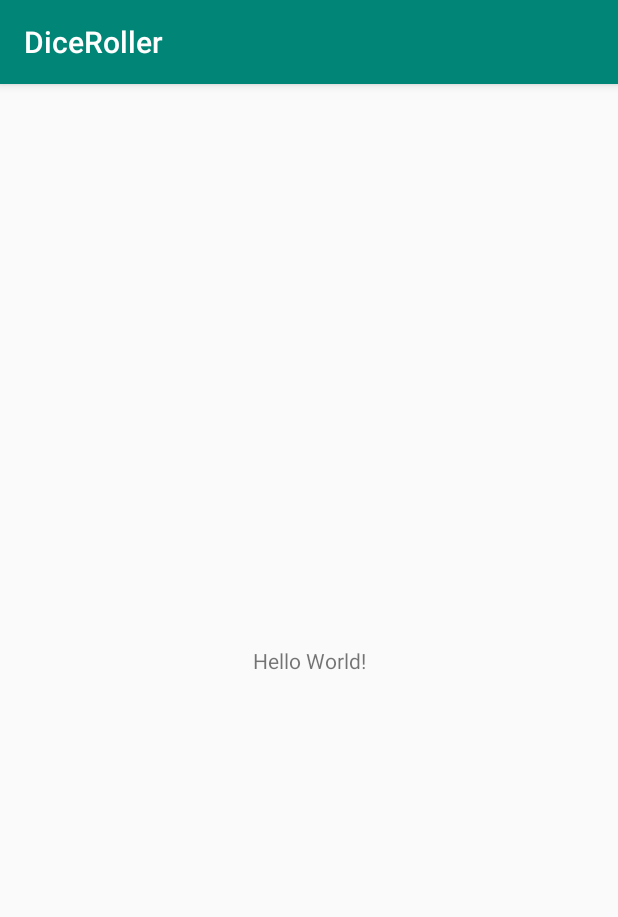
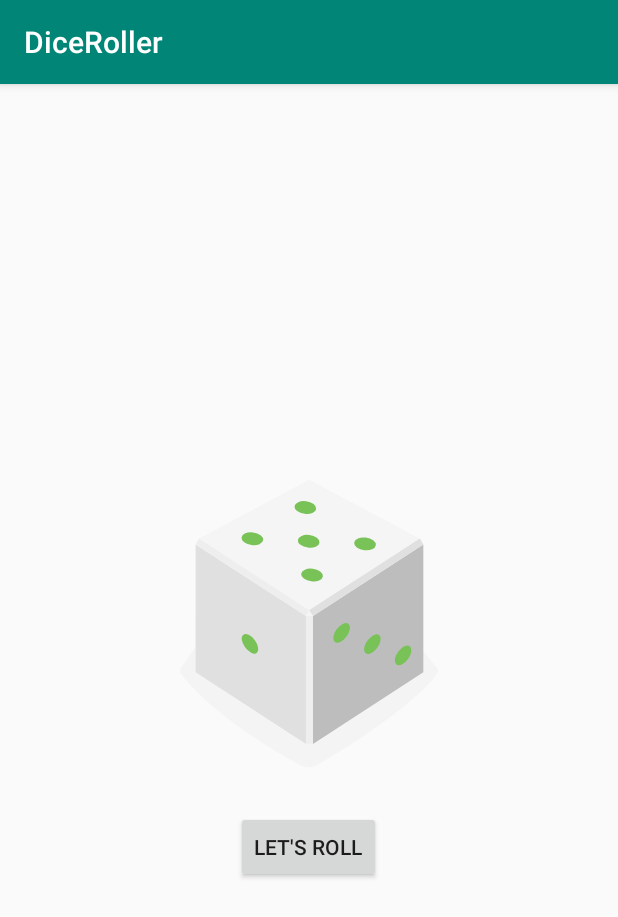
Before and after one commit to superbderrick/AndroidFeatures, an Android app: the screen it shows after launch (MainActivity), on a phone screen of 412 x 824 dp. Shown: the top 917 px of the screen. Run offline under Robolectric (Android 15) with nearby library versions, the phone set to English and light mode, and no system bars.

```diff
--- a/app/build.gradle
+++ b/app/build.gradle
@@ -14,6 +14,7 @@ android {
         versionCode 1
         versionName "1.0"
         testInstrumentationRunner "android.support.test.runner.AndroidJUnitRunner"
+        vectorDrawables.useSupportLibrary = true
     }
     buildTypes {
         release {
--- a/app/src/main/java/superbderrick/github/io/diceroller/MainActivity.kt
+++ b/app/src/main/java/superbderrick/github/io/diceroller/MainActivity.kt
@@ -2,11 +2,50 @@ package superbderrick.github.io.diceroller
 
 import android.support.v7.app.AppCompatActivity
 import android.os.Bundle
+import android.widget.Button
+import android.widget.ImageView
+import android.widget.TextView
+import android.widget.Toast
+import java.util.*
 
 class MainActivity : AppCompatActivity() {
+
+    lateinit var diceImageView: ImageView
+    lateinit var rollButton:Button
+
+
+
 
     override fun onCreate(savedInstanceState: Bundle?) {
         super.onCreate(savedInstanceState)
         setContentView(R.layout.activity_main)
+
+        rollButton = findViewById(R.id.roll_button)
+        diceImageView= findViewById(R.id.dice_image)
+
+        rollButton.text = "Let's Roll"
+        rollDice()
+
+        rollButton.setOnClickListener {
+            rollDice();
+        }
+
+        }
+
+    private fun rollDice() {
+
+        val randomInt = Random().nextInt(6) + 1
+
+        val drawableResource = when (randomInt) {
+            1-> R.drawable.dice_1
+            2-> R.drawable.dice_2
+            3-> R.drawable.dice_3
+            4-> R.drawable.dice_4
+            5-> R.drawable.dice_5
+            else -> R.drawable.dice_6
+        }
+
+        diceImageView.setImageResource(drawableResource)
+
     }
 }
--- /dev/null
+++ b/app/src/main/res/drawable/dice_1.xml
@@ -0,0 +1,66 @@
+<!--
+  ~ Copyright 2018, The Android Open Source Project
+  ~
+  ~ Licensed under the Apache License, Version 2.0 (the "License");
+  ~ you may not use this file except in compliance with the License.
+  ~ You may obtain a copy of the License at
+  ~
+  ~     http://www.apache.org/licenses/LICENSE-2.0
+  ~
+  ~ Unless required by applicable law or agreed to in writing, software
+  ~ distributed under the License is distributed on an "AS IS" BASIS,
+  ~ WITHOUT WARRANTIES OR CONDITIONS OF ANY KIND, either express or implied.
+  ~ See the License for the specific language governing permissions and
+  ~ limitations under the License.
+  -->
+
+<vector xmlns:android="http://schemas.android.com/apk/res/android"
+    android:width="200dp"
+    android:height="250dp"
+    android:viewportWidth="800"
+    android:viewportHeight="1000">
+    <path
+        android:fillAlpha="0.5"
+        android:fillColor="#eee"
+        android:pathData="M740.8,635.42c-68.27,90.47 -249.77,201.76 -316,240.63a50.7,50.7 0,0 1,-49.93 0.81c-64.19,-35 -234.09,-133.88 -315.65,-242a14.69,14.69 0,0 1,-0.12 -17.49c77.58,-106.29 159.67,-258.89 341.06,-258.89 182,0 242.19,139.08 340.27,258.88A14.62,14.62 0,0 1,740.8 635.42Z"
+        android:strokeAlpha="0.5" />
+    <path
+        android:fillColor="#bdbdbd"
+        android:pathData="M704.9,630l-294.29,191.06l0,-340.85l294.29,-191.06l0,340.85z" />
+    <path
+        android:fillColor="#e0e0e0"
+        android:pathData="M97.59,630l294.29,191.06l0,-340.85l-294.29,-191.06l0,340.85z" />
+    <path
+        android:fillColor="#f5f5f5"
+        android:pathData="M400.14,464.73l-293.19,-191.45l293.19,-156.31l295.39,156.31l-295.39,191.45z" />
+    <path
+        android:fillColor="#eee"
+        android:pathData="M106.95,273.28l-9.36,15.87l294.29,191.06l8.26,-15.48l-293.19,-191.45z" />
+    <path
+        android:fillColor="#e0e0e0"
+        android:pathData="M695.53,273.28l9.37,15.87l-294.29,191.06l-10.47,-15.48l295.39,-191.45z" />
+    <path
+        android:fillColor="#eee"
+        android:pathData="M391.88,480.21h18.73v340.85h-18.73z" />
+    <path
+        android:fillColor="#f5f5f5"
+        android:pathData="M400.14,464.73l-8.26,15.48l18.73,0l-10.47,-15.48z" />
+    <path
+        android:fillColor="#78c257"
+        android:pathData="M397.45,297.62a16.9,28.71 97.07,1 0,4.16 -33.54a16.9,28.71 97.07,1 0,-4.16 33.54z" />
+    <path
+        android:fillColor="#78c257"
+        android:pathData="M297.17,539.02a30.12,16.11 53.82,1 0,26.01 -19.02a30.12,16.11 53.82,1 0,-26.01 19.02z" />
+    <path
+        android:fillColor="#78c257"
+        android:pathData="M161.96,588.24a30.12,16.11 53.82,1 0,26.01 -19.02a30.12,16.11 53.82,1 0,-26.01 19.02z" />
+    <path
+        android:fillColor="#78c257"
+        android:pathData="M551.15,579.45a30.12,16.11 126.18,1 0,35.56 -48.62a30.12,16.11 126.18,1 0,-35.56 48.62z" />
+    <path
+        android:fillColor="#78c257"
+        android:pathData="M469.12,549.58a30.12,16.11 126.18,1 0,35.56 -48.62a30.12,16.11 126.18,1 0,-35.56 48.62z" />
+    <path
+        android:fillColor="#78c257"
+        android:pathData="M633.17,609.29a30.12,16.11 126.18,1 0,35.56 -48.62a30.12,16.11 126.18,1 0,-35.56 48.62z" />
+</vector>
--- /dev/null
+++ b/app/src/main/res/drawable/dice_2.xml
@@ -0,0 +1,66 @@
+<!--
+  ~ Copyright 2018, The Android Open Source Project
+  ~
+  ~ Licensed under the Apache License, Version 2.0 (the "License");
+  ~ you may not use this file except in compliance with the License.
+  ~ You may obtain a copy of the License at
+  ~
+  ~     http://www.apache.org/licenses/LICENSE-2.0
+  ~
+  ~ Unless required by applicable law or agreed to in writing, software
+  ~ distributed under the License is distributed on an "AS IS" BASIS,
+  ~ WITHOUT WARRANTIES OR CONDITIONS OF ANY KIND, either express or implied.
+  ~ See the License for the specific language governing permissions and
+  ~ limitations under the License.
+  -->
+
+<vector xmlns:android="http://schemas.android.com/apk/res/android"
+    android:width="200dp"
+    android:height="250dp"
+    android:viewportWidth="800"
+    android:viewportHeight="1000">
+    <path
+        android:fillAlpha="0.5"
+        android:fillColor="#eee"
+        android:pathData="M740.8,635.42c-68.27,90.47 -249.77,201.76 -316,240.63a50.7,50.7 0,0 1,-49.93 0.81c-64.19,-35 -234.09,-133.88 -315.65,-242a14.69,14.69 0,0 1,-0.12 -17.49c77.58,-106.29 159.67,-258.89 341.06,-258.89 182,0 242.19,139.08 340.27,258.88A14.62,14.62 0,0 1,740.8 635.42Z"
+        android:strokeAlpha="0.5" />
+    <path
+        android:fillColor="#bdbdbd"
+        android:pathData="M704.9,630l-294.29,191.06l0,-340.85l294.29,-191.06l0,340.85z" />
+    <path
+        android:fillColor="#e0e0e0"
+        android:pathData="M97.59,630l294.29,191.06l0,-340.85l-294.29,-191.06l0,340.85z" />
+    <path
+        android:fillColor="#f5f5f5"
+        android:pathData="M400.14,464.73l-293.19,-191.45l293.19,-156.31l295.39,156.31l-295.39,191.45z" />
+    <path
+        android:fillColor="#eee"
+        android:pathData="M106.95,273.28l-9.36,15.87l294.29,191.06l8.26,-15.48l-293.19,-191.45z" />
+    <path
+        android:fillColor="#e0e0e0"
+        android:pathData="M695.53,273.28l9.37,15.87l-294.29,191.06l-10.47,-15.48l295.39,-191.45z" />
+    <path
+        android:fillColor="#eee"
+        android:pathData="M391.88,480.21h18.73v340.85h-18.73z" />
+    <path
+        android:fillColor="#f5f5f5"
+        android:pathData="M400.14,464.73l-8.26,15.48l18.73,0l-10.47,-15.48z" />
+    <path
+        android:fillColor="#78c257"
+        android:pathData="M520.85,303.25a16.9,28.71 97.07,1 0,4.16 -33.54a16.9,28.71 97.07,1 0,-4.16 33.54z" />
+    <path
+        android:fillColor="#78c257"
+        android:pathData="M273.33,291.99a16.9,28.71 97.07,1 0,4.16 -33.54a16.9,28.71 97.07,1 0,-4.16 33.54z" />
+    <path
+        android:fillColor="#78c257"
+        android:pathData="M229.56,563.64a30.12,16.11 53.82,1 0,26.01 -19.02a30.12,16.11 53.82,1 0,-26.01 19.02z" />
+    <path
+        android:fillColor="#78c257"
+        android:pathData="M311.58,533.77a30.12,16.11 53.82,1 0,26.01 -19.02a30.12,16.11 53.82,1 0,-26.01 19.02z" />
+    <path
+        android:fillColor="#78c257"
+        android:pathData="M147.54,593.49a30.12,16.11 53.82,1 0,26.01 -19.02a30.12,16.11 53.82,1 0,-26.01 19.02z" />
+    <path
+        android:fillColor="#78c257"
+        android:pathData="M551.15,579.45a30.12,16.11 126.18,1 0,35.56 -48.62a30.12,16.11 126.18,1 0,-35.56 48.62z" />
+</vector>
--- /dev/null
+++ b/app/src/main/res/drawable/dice_3.xml
@@ -0,0 +1,66 @@
+<!--
+  ~ Copyright 2018, The Android Open Source Project
+  ~
+  ~ Licensed under the Apache License, Version 2.0 (the "License");
+  ~ you may not use this file except in compliance with the License.
+  ~ You may obtain a copy of the License at
+  ~
+  ~     http://www.apache.org/licenses/LICENSE-2.0
+  ~
+  ~ Unless required by applicable law or agreed to in writing, software
+  ~ distributed under the License is distributed on an "AS IS" BASIS,
+  ~ WITHOUT WARRANTIES OR CONDITIONS OF ANY KIND, either express or implied.
+  ~ See the License for the specific language governing permissions and
+  ~ limitations under the License.
+  -->
+
+<vector xmlns:android="http://schemas.android.com/apk/res/android"
+    android:width="200dp"
+    android:height="250dp"
+    android:viewportWidth="800"
+    android:viewportHeight="1000">
+    <path
+        android:fillAlpha="0.5"
+        android:fillColor="#eee"
+        android:pathData="M740.8,635.42c-68.27,90.47 -249.77,201.76 -316,240.63a50.7,50.7 0,0 1,-49.93 0.81c-64.19,-35 -234.09,-133.88 -315.65,-242a14.69,14.69 0,0 1,-0.12 -17.49c77.58,-106.29 159.67,-258.89 341.06,-258.89 182,0 242.19,139.08 340.27,258.88A14.62,14.62 0,0 1,740.8 635.42Z"
+        android:strokeAlpha="0.5" />
+    <path
+        android:fillColor="#bdbdbd"
+        android:pathData="M704.9,630l-294.29,191.06l0,-340.85l294.29,-191.06l0,340.85z" />
+    <path
+        android:fillColor="#e0e0e0"
+        android:pathData="M97.59,630l294.29,191.06l0,-340.85l-294.29,-191.06l0,340.85z" />
+    <path
+        android:fillColor="#f5f5f5"
+        android:pathData="M400.14,464.73l-293.19,-191.45l293.19,-156.31l295.39,156.31l-295.39,191.45z" />
+    <path
+        android:fillColor="#eee"
+        android:pathData="M106.95,273.28l-9.36,15.87l294.29,191.06l8.26,-15.48l-293.19,-191.45z" />
+    <path
+        android:fillColor="#e0e0e0"
+        android:pathData="M695.53,273.28l9.37,15.87l-294.29,191.06l-10.47,-15.48l295.39,-191.45z" />
+    <path
+        android:fillColor="#eee"
+        android:pathData="M391.88,480.21h18.73v340.85h-18.73z" />
+    <path
+        android:fillColor="#f5f5f5"
+        android:pathData="M400.14,464.73l-8.26,15.48l18.73,0l-10.47,-15.48z" />
+    <path
+        android:fillColor="#78c257"
+        android:pathData="M398.11,297.62a16.9,28.71 97.07,1 0,4.16 -33.54a16.9,28.71 97.07,1 0,-4.16 33.54z" />
+    <path
+        android:fillColor="#78c257"
+        android:pathData="M548.27,304.46a16.9,28.71 97.07,1 0,4.16 -33.54a16.9,28.71 97.07,1 0,-4.16 33.54z" />
+    <path
+        android:fillColor="#78c257"
+        android:pathData="M247.95,290.79a16.9,28.71 97.07,1 0,4.16 -33.54a16.9,28.71 97.07,1 0,-4.16 33.54z" />
+    <path
+        android:fillColor="#78c257"
+        android:pathData="M229.56,563.64a30.12,16.11 53.82,1 0,26.01 -19.02a30.12,16.11 53.82,1 0,-26.01 19.02z" />
+    <path
+        android:fillColor="#78c257"
+        android:pathData="M483.54,554.83a30.12,16.11 126.18,1 0,35.56 -48.62a30.12,16.11 126.18,1 0,-35.56 48.62z" />
+    <path
+        android:fillColor="#78c257"
+        android:pathData="M618.75,604.04a30.12,16.11 126.18,1 0,35.56 -48.62a30.12,16.11 126.18,1 0,-35.56 48.62z" />
+</vector>
--- /dev/null
+++ b/app/src/main/res/drawable/dice_4.xml
@@ -0,0 +1,69 @@
+<!--
+  ~ Copyright 2018, The Android Open Source Project
+  ~
+  ~ Licensed under the Apache License, Version 2.0 (the "License");
+  ~ you may not use this file except in compliance with the License.
+  ~ You may obtain a copy of the License at
+  ~
+  ~     http://www.apache.org/licenses/LICENSE-2.0
+  ~
+  ~ Unless required by applicable law or agreed to in writing, software
+  ~ distributed under the License is distributed on an "AS IS" BASIS,
+  ~ WITHOUT WARRANTIES OR CONDITIONS OF ANY KIND, either express or implied.
+  ~ See the License for the specific language governing permissions and
+  ~ limitations under the License.
+  -->
+
+<vector xmlns:android="http://schemas.android.com/apk/res/android"
+    android:width="200dp"
+    android:height="250dp"
+    android:viewportWidth="800"
+    android:viewportHeight="1000">
+    <path
+        android:fillAlpha="0.5"
+        android:fillColor="#eee"
+        android:pathData="M740.8,635.42c-68.27,90.47 -249.77,201.76 -316,240.63a50.7,50.7 0,0 1,-49.93 0.81c-64.19,-35 -234.09,-133.88 -315.65,-242a14.69,14.69 0,0 1,-0.12 -17.49c77.58,-106.29 159.67,-258.89 341.06,-258.89 182,0 242.19,139.08 340.27,258.88A14.62,14.62 0,0 1,740.8 635.42Z"
+        android:strokeAlpha="0.5" />
+    <path
+        android:fillColor="#bdbdbd"
+        android:pathData="M704.9,630l-294.29,191.06l0,-340.85l294.29,-191.06l0,340.85z" />
+    <path
+        android:fillColor="#e0e0e0"
+        android:pathData="M97.59,630l294.29,191.06l0,-340.85l-294.29,-191.06l0,340.85z" />
+    <path
+        android:fillColor="#f5f5f5"
+        android:pathData="M400.14,464.73l-293.19,-191.45l293.19,-156.31l295.39,156.31l-295.39,191.45z" />
+    <path
+        android:fillColor="#eee"
+        android:pathData="M106.95,273.28l-9.36,15.87l294.29,191.06l8.26,-15.48l-293.19,-191.45z" />
+    <path
+        android:fillColor="#e0e0e0"
+        android:pathData="M695.53,273.28l9.37,15.87l-294.29,191.06l-10.47,-15.48l295.39,-191.45z" />
+    <path
+        android:fillColor="#eee"
+        android:pathData="M391.88,480.21h18.73v340.85h-18.73z" />
+    <path
+        android:fillColor="#f5f5f5"
+        android:pathData="M400.14,464.73l-8.26,15.48l18.73,0l-10.47,-15.48z" />
+    <path
+        android:fillColor="#78c257"
+        android:pathData="M530.08,303.65a16.9,28.71 97.07,1 0,4.16 -33.54a16.9,28.71 97.07,1 0,-4.16 33.54z" />
+    <path
+        android:fillColor="#78c257"
+        android:pathData="M389.68,218.17a16.9,28.71 97.07,1 0,4.16 -33.54a16.9,28.71 97.07,1 0,-4.16 33.54z" />
+    <path
+        android:fillColor="#78c257"
+        android:pathData="M405.35,377.09a16.9,28.71 97.07,1 0,4.16 -33.54a16.9,28.71 97.07,1 0,-4.16 33.54z" />
+    <path
+        android:fillColor="#78c257"
+        android:pathData="M264.95,291.6a16.9,28.71 97.07,1 0,4.16 -33.54a16.9,28.71 97.07,1 0,-4.16 33.54z" />
+    <path
+        android:fillColor="#78c257"
+        android:pathData="M297.17,541.59a30.12,16.11 53.82,1 0,26.01 -19.02a30.12,16.11 53.82,1 0,-26.01 19.02z" />
+    <path
+        android:fillColor="#78c257"
+        android:pathData="M161.96,590.81a30.12,16.11 53.82,1 0,26.01 -19.02a30.12,16.11 53.82,1 0,-26.01 19.02z" />
+    <path
+        android:fillColor="#78c257"
+        android:pathData="M551.15,579.45a30.12,16.11 126.18,1 0,35.56 -48.62a30.12,16.11 126.18,1 0,-35.56 48.62z" />
+</vector>
--- /dev/null
+++ b/app/src/main/res/drawable/dice_5.xml
@@ -0,0 +1,75 @@
+<!--
+  ~ Copyright 2018, The Android Open Source Project
+  ~
+  ~ Licensed under the Apache License, Version 2.0 (the "License");
+  ~ you may not use this file except in compliance with the License.
+  ~ You may obtain a copy of the License at
+  ~
+  ~     http://www.apache.org/licenses/LICENSE-2.0
+  ~
+  ~ Unless required by applicable law or agreed to in writing, software
+  ~ distributed under the License is distributed on an "AS IS" BASIS,
+  ~ WITHOUT WARRANTIES OR CONDITIONS OF ANY KIND, either express or implied.
+  ~ See the License for the specific language governing permissions and
+  ~ limitations under the License.
+  -->
+
+<vector xmlns:android="http://schemas.android.com/apk/res/android"
+    android:width="200dp"
+    android:height="250dp"
+    android:viewportWidth="800"
+    android:viewportHeight="1000">
+    <path
+        android:fillAlpha="0.5"
+        android:fillColor="#eee"
+        android:pathData="M740.8,635.42c-68.27,90.47 -249.77,201.76 -316,240.63a50.7,50.7 0,0 1,-49.93 0.81c-64.19,-35 -234.09,-133.88 -315.65,-242a14.69,14.69 0,0 1,-0.12 -17.49c77.58,-106.29 159.67,-258.89 341.06,-258.89 182,0 242.19,139.08 340.27,258.88A14.62,14.62 0,0 1,740.8 635.42Z"
+        android:strokeAlpha="0.5" />
+    <path
+        android:fillColor="#bdbdbd"
+        android:pathData="M704.9,630l-294.29,191.06l0,-340.85l294.29,-191.06l0,340.85z" />
+    <path
+        android:fillColor="#e0e0e0"
+        android:pathData="M97.59,630l294.29,191.06l0,-340.85l-294.29,-191.06l0,340.85z" />
+    <path
+        android:fillColor="#f5f5f5"
+        android:pathData="M400.14,464.73l-293.19,-191.45l293.19,-156.31l295.39,156.31l-295.39,191.45z" />
+    <path
+        android:fillColor="#eee"
+        android:pathData="M106.95,273.28l-9.36,15.87l294.29,191.06l8.26,-15.48l-293.19,-191.45z" />
+    <path
+        android:fillColor="#e0e0e0"
+        android:pathData="M695.53,273.28l9.37,15.87l-294.29,191.06l-10.47,-15.48l295.39,-191.45z" />
+    <path
+        android:fillColor="#eee"
+        android:pathData="M391.88,480.21h18.73v340.85h-18.73z" />
+    <path
+        android:fillColor="#f5f5f5"
+        android:pathData="M400.14,464.73l-8.26,15.48l18.73,0l-10.47,-15.48z" />
+    <path
+        android:fillColor="#78c257"
+        android:pathData="M397.05,297.63a16.9,28.71 97.07,1 0,4.16 -33.54a16.9,28.71 97.07,1 0,-4.16 33.54z" />
+    <path
+        android:fillColor="#78c257"
+        android:pathData="M547.21,304.45a16.9,28.71 97.07,1 0,4.16 -33.54a16.9,28.71 97.07,1 0,-4.16 33.54z" />
+    <path
+        android:fillColor="#78c257"
+        android:pathData="M388.17,207.62a16.9,28.71 97.07,1 0,4.16 -33.54a16.9,28.71 97.07,1 0,-4.16 33.54z" />
+    <path
+        android:fillColor="#78c257"
+        android:pathData="M405.93,387.62a16.9,28.71 97.07,1 0,4.16 -33.54a16.9,28.71 97.07,1 0,-4.16 33.54z" />
+    <path
+        android:fillColor="#78c257"
+        android:pathData="M246.89,290.79a16.9,28.71 97.07,1 0,4.16 -33.54a16.9,28.71 97.07,1 0,-4.16 33.54z" />
+    <path
+        android:fillColor="#78c257"
+        android:pathData="M229.56,563.64a30.12,16.11 53.82,1 0,26.01 -19.02a30.12,16.11 53.82,1 0,-26.01 19.02z" />
+    <path
+        android:fillColor="#78c257"
+        android:pathData="M551.15,579.45a30.12,16.11 126.18,1 0,35.56 -48.62a30.12,16.11 126.18,1 0,-35.56 48.62z" />
+    <path
+        android:fillColor="#78c257"
+        android:pathData="M469.12,549.58a30.12,16.11 126.18,1 0,35.56 -48.62a30.12,16.11 126.18,1 0,-35.56 48.62z" />
+    <path
+        android:fillColor="#78c257"
+        android:pathData="M633.17,609.29a30.12,16.11 126.18,1 0,35.56 -48.62a30.12,16.11 126.18,1 0,-35.56 48.62z" />
+</vector>
--- /dev/null
+++ b/app/src/main/res/drawable/dice_6.xml
@@ -0,0 +1,81 @@
+<!--
+  ~ Copyright 2018, The Android Open Source Project
+  ~
+  ~ Licensed under the Apache License, Version 2.0 (the "License");
+  ~ you may not use this file except in compliance with the License.
+  ~ You may obtain a copy of the License at
+  ~
+  ~     http://www.apache.org/licenses/LICENSE-2.0
+  ~
+  ~ Unless required by applicable law or agreed to in writing, software
+  ~ distributed under the License is distributed on an "AS IS" BASIS,
+  ~ WITHOUT WARRANTIES OR CONDITIONS OF ANY KIND, either express or implied.
+  ~ See the License for the specific language governing permissions and
+  ~ limitations under the License.
+  -->
+
+<vector xmlns:android="http://schemas.android.com/apk/res/android"
+    android:width="200dp"
+    android:height="250dp"
+    android:viewportWidth="800"
+    android:viewportHeight="1000">
+    <path
+        android:fillAlpha="0.5"
+        android:fillColor="#eee"
+        android:pathData="M740.8,635.42c-68.27,90.47 -249.77,201.76 -316,240.63a50.7,50.7 0,0 1,-49.93 0.81c-64.19,-35 -234.09,-133.88 -315.65,-242a14.69,14.69 0,0 1,-0.12 -17.49c77.58,-106.29 159.67,-258.89 341.06,-258.89 182,0 242.19,139.08 340.27,258.88A14.62,14.62 0,0 1,740.8 635.42Z"
+        android:strokeAlpha="0.5" />
+    <path
+        android:fillColor="#bdbdbd"
+        android:pathData="M704.9,630l-294.29,191.06l0,-340.85l294.29,-191.06l0,340.85z" />
+    <path
+        android:fillColor="#e0e0e0"
+        android:pathData="M97.59,630l294.29,191.06l0,-340.85l-294.29,-191.06l0,340.85z" />
+    <path
+        android:fillColor="#f5f5f5"
+        android:pathData="M400.14,464.73l-293.19,-191.45l293.19,-156.31l295.39,156.31l-295.39,191.45z" />
+    <path
+        android:fillColor="#eee"
+        android:pathData="M106.95,273.28l-9.36,15.87l294.29,191.06l8.26,-15.48l-293.19,-191.45z" />
+    <path
+        android:fillColor="#e0e0e0"
+        android:pathData="M695.53,273.28l9.37,15.87l-294.29,191.06l-10.47,-15.48l295.39,-191.45z" />
+    <path
+        android:fillColor="#eee"
+        android:pathData="M391.88,480.21h18.73v340.85h-18.73z" />
+    <path
+        android:fillColor="#f5f5f5"
+        android:pathData="M400.14,464.73l-8.26,15.48l18.73,0l-10.47,-15.48z" />
+    <path
+        android:fillColor="#78c257"
+        android:pathData="M326.53,254.89a16.9,28.71 97.07,1 0,4.16 -33.54a16.9,28.71 97.07,1 0,-4.16 33.54z" />
+    <path
+        android:fillColor="#78c257"
+        android:pathData="M537.57,298.78a16.9,28.71 97.07,1 0,4.16 -33.54a16.9,28.71 97.07,1 0,-4.16 33.54z" />
+    <path
+        android:fillColor="#78c257"
+        android:pathData="M397.17,213.3a16.9,28.71 97.07,1 0,4.16 -33.54a16.9,28.71 97.07,1 0,-4.16 33.54z" />
+    <path
+        android:fillColor="#78c257"
+        android:pathData="M396.31,381.95a16.9,28.71 97.07,1 0,4.16 -33.54a16.9,28.71 97.07,1 0,-4.16 33.54z" />
+    <path
+        android:fillColor="#78c257"
+        android:pathData="M255.91,296.47a16.9,28.71 97.07,1 0,4.16 -33.54a16.9,28.71 97.07,1 0,-4.16 33.54z" />
+    <path
+        android:fillColor="#78c257"
+        android:pathData="M466.93,340.37a16.9,28.71 97.07,1 0,4.16 -33.54a16.9,28.71 97.07,1 0,-4.16 33.54z" />
+    <path
+        android:fillColor="#78c257"
+        android:pathData="M230,563.64a30.12,16.11 53.82,1 0,26.01 -19.02a30.12,16.11 53.82,1 0,-26.01 19.02z" />
+    <path
+        android:fillColor="#78c257"
+        android:pathData="M312.02,533.78a30.12,16.11 53.82,1 0,26.01 -19.02a30.12,16.11 53.82,1 0,-26.01 19.02z" />
+    <path
+        android:fillColor="#78c257"
+        android:pathData="M147.96,593.48a30.12,16.11 53.82,1 0,26.01 -19.02a30.12,16.11 53.82,1 0,-26.01 19.02z" />
+    <path
+        android:fillColor="#78c257"
+        android:pathData="M483.54,554.83a30.12,16.11 126.18,1 0,35.56 -48.62a30.12,16.11 126.18,1 0,-35.56 48.62z" />
+    <path
+        android:fillColor="#78c257"
+        android:pathData="M618.75,604.04a30.12,16.11 126.18,1 0,35.56 -48.62a30.12,16.11 126.18,1 0,-35.56 48.62z" />
+</vector>
--- /dev/null
+++ b/app/src/main/res/drawable/empty_dice.xml
@@ -0,0 +1,27 @@
+<!--
+  ~ Copyright 2018, The Android Open Source Project
+  ~
+  ~ Licensed under the Apache License, Version 2.0 (the "License");
+  ~ you may not use this file except in compliance with the License.
+  ~ You may obtain a copy of the License at
+  ~
+  ~     http://www.apache.org/licenses/LICENSE-2.0
+  ~
+  ~ Unless required by applicable law or agreed to in writing, software
+  ~ distributed under the License is distributed on an "AS IS" BASIS,
+  ~ WITHOUT WARRANTIES OR CONDITIONS OF ANY KIND, either express or implied.
+  ~ See the License for the specific language governing permissions and
+  ~ limitations under the License.
+  -->
+
+<vector xmlns:android="http://schemas.android.com/apk/res/android"
+    android:width="200dp"
+    android:height="250dp"
+    android:viewportWidth="800"
+    android:viewportHeight="1000">
+
+    <path
+        android:fillColor="#00000000"
+        android:pathData="M0,0l0,0z" />
+
+</vector>
--- a/app/src/main/res/layout/activity_main.xml
+++ b/app/src/main/res/layout/activity_main.xml
@@ -1,19 +1,27 @@
 <?xml version="1.0" encoding="utf-8"?>
-<android.support.constraint.ConstraintLayout
-        xmlns:android="http://schemas.android.com/apk/res/android"
-        xmlns:tools="http://schemas.android.com/tools"
-        xmlns:app="http://schemas.android.com/apk/res-auto"
-        android:layout_width="match_parent"
-        android:layout_height="match_parent"
-        tools:context=".MainActivity">
+<LinearLayout xmlns:android="http://schemas.android.com/apk/res/android"
+              xmlns:tools="http://schemas.android.com/tools"
+              xmlns:app="http://schemas.android.com/apk/res-auto"
+              android:layout_width="match_parent"
+              android:layout_height="wrap_content"
+              android:layout_gravity="center_vertical"
+              android:orientation="vertical"
+              tools:context=".MainActivity">
 
-    <TextView
+    <ImageView
+            android:id="@+id/dice_image"
             android:layout_width="wrap_content"
             android:layout_height="wrap_content"
-            android:text="Hello World!"
-            app:layout_constraintBottom_toBottomOf="parent"
-            app:layout_constraintLeft_toLeftOf="parent"
-            app:layout_constraintRight_toRightOf="parent"
-            app:layout_constraintTop_toTopOf="parent"/>
+            android:layout_gravity="center_horizontal"
+            app:srcCompat="@drawable/empty_dice"
+            android:src="@drawable/empty_dice"
+    />
 
-</android.support.constraint.ConstraintLayout>
+    <Button
+            android:id="@+id/roll_button"
+            android:layout_width="wrap_content"
+            android:layout_height="wrap_content"
+            android:layout_gravity="center_horizontal"
+            android:text="@string/roll" />
+
+</LinearLayout>
--- a/app/src/main/res/values/strings.xml
+++ b/app/src/main/res/values/strings.xml
@@ -1,3 +1,4 @@
 <resources>
     <string name="app_name">DiceRoller</string>
+    <string name="roll">roll</string>
 </resources>
```
Also changed, not shown: 2 other files.
